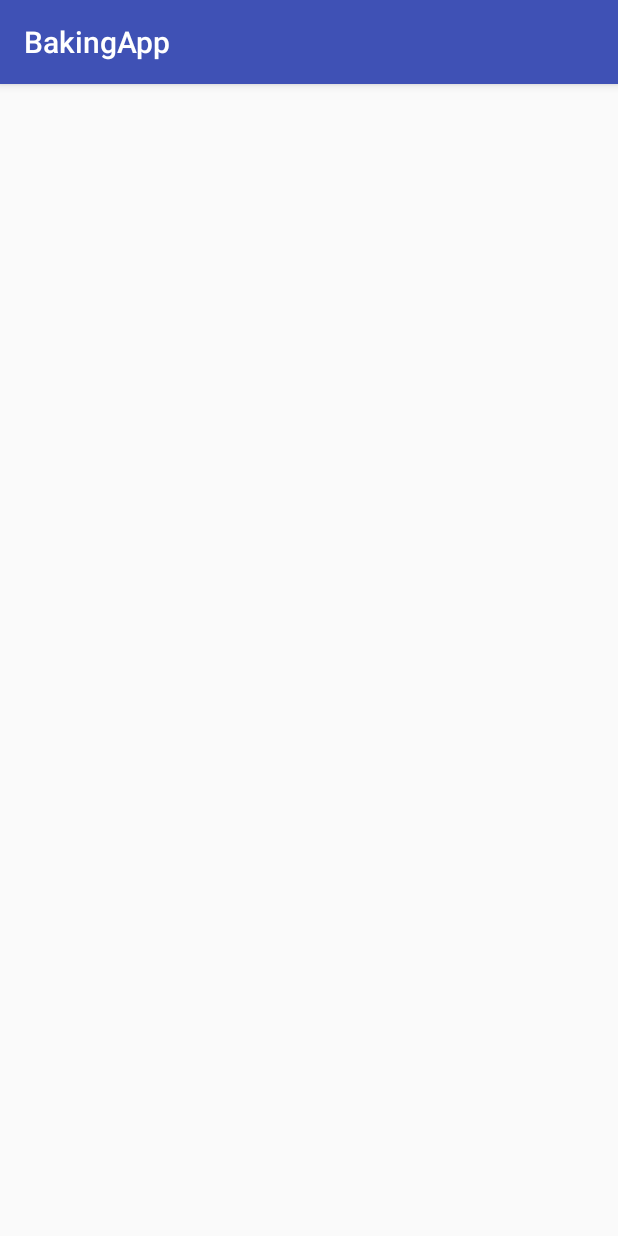
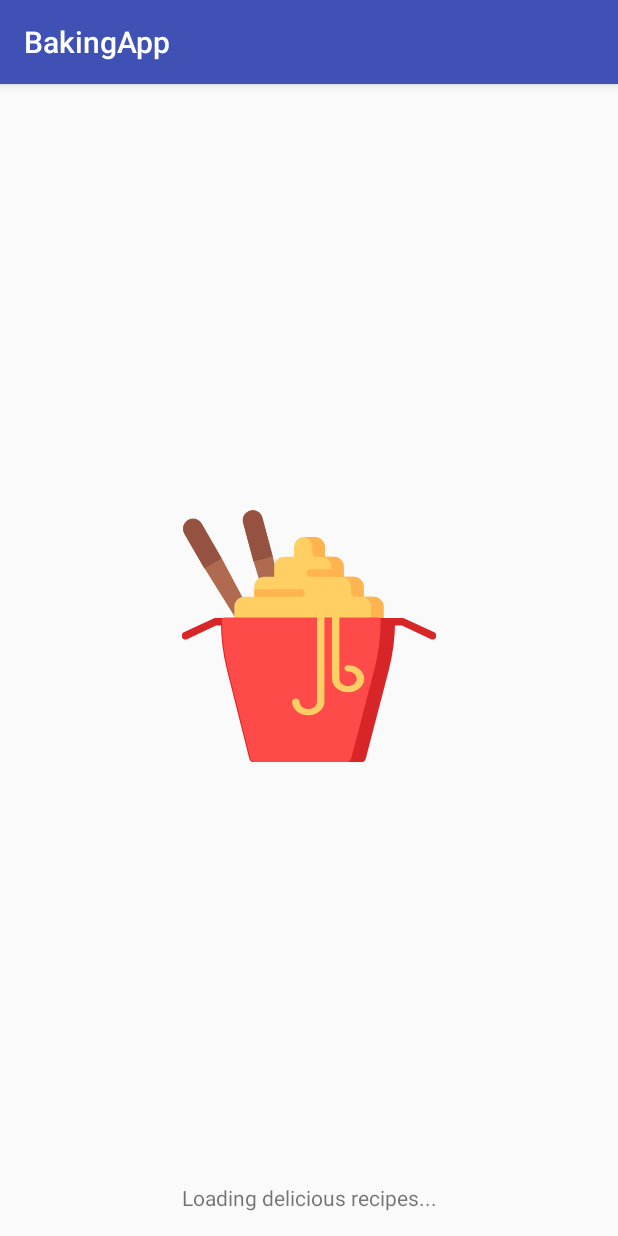
Before and after one commit to kundank191/RecipieApp, an Android app: the screen it shows after launch (MainActivity), on a phone screen of 412 x 824 dp. Run offline under Robolectric (Android 15) with nearby library versions, the phone set to English and light mode, and no system bars; our stand-ins replace ButterKnife; libraries missing offline, so code that uses them is left out: com.androidnetworking, com.androidnetworking.common, com.androidnetworking.error, com.androidnetworking.interfaces; 1 statement that could not run was skipped.

Commit message:
feat : implement empty state

```diff
--- a/app/src/main/java/com/example/kunda/bakingapp/ui/list/MainActivity.java
+++ b/app/src/main/java/com/example/kunda/bakingapp/ui/list/MainActivity.java
@@ -1,16 +1,21 @@
 package com.example.kunda.bakingapp.ui.list;
 
-import android.content.Intent;
+import android.arch.lifecycle.ViewModelProviders;
+import android.content.Context;
+import android.net.ConnectivityManager;
 import android.os.Bundle;
+import android.support.constraint.Group;
 import android.support.v7.app.AppCompatActivity;
 import android.support.v7.widget.LinearLayoutManager;
 import android.support.v7.widget.RecyclerView;
 import android.util.Log;
 import android.view.View;
+import android.widget.TextView;
 
 import com.example.kunda.bakingapp.R;
 import com.example.kunda.bakingapp.data.RecipeResponse;
-import com.example.kunda.bakingapp.ui.details.StepListActivity;
+import com.example.kunda.bakingapp.ui.RecipeViewModel;
+import com.example.kunda.bakingapp.ui.ViewModelFactory;
 import com.example.kunda.bakingapp.utils.JSONUtils;
 import com.example.kunda.bakingapp.utils.NetworkUtils;
 
@@ -21,11 +26,19 @@ import java.util.List;
 import butterknife.BindView;
 import butterknife.ButterKnife;
 
-public class MainActivity extends AppCompatActivity implements OnDataReceivedListener{
+public class MainActivity extends AppCompatActivity implements OnDataReceivedListener {
 
+    @BindView(R.id.no_internet_view)
+    TextView mNoInternetView;
+    @BindView(R.id.error_view)
+    TextView mErrorView;
     @BindView(R.id.recipeList_rv)
     RecyclerView mRecyclerView;
+    @BindView(R.id.progress_view)
+    Group mProgressView;
     RecipeAdapter mAdapter;
+    private RecipeViewModel mViewModel;
+    private ViewModelFactory mFactory;
 
     @Override
     protected void onCreate(Bundle savedInstanceState) {
@@ -33,36 +46,108 @@ public class MainActivity extends AppCompatActivity implements OnDataReceivedLis
         setContentView(R.layout.activity_main);
 
         ButterKnife.bind(this);
-        requestData();
+
+        //Setting up viewModelFactory and recipeViewModel
+        mFactory = new ViewModelFactory();
+        mViewModel = ViewModelProviders.of(this, mFactory).get(RecipeViewModel.class);
+
+        if (mViewModel.getRecipeList() != null) {
+            populateUI(mViewModel.getRecipeList());
+        } else {
+            requestData();
+        }
     }
 
     /**
-     * Makes a call to the getRecipeData function which make a network call to get new data
+     * Makes a network call and gets data from internet
      */
-    private void requestData(){
-        NetworkUtils.getRecipeData(this);
+    private void requestData() {
+        if (isNetworkConnected()) {
+            showLoadingScreen();
+            NetworkUtils.getRecipeData(this);
+        } else {
+            //Complete it
+            showNoInternetUI();
+        }
     }
 
-    private void populateUI(List<RecipeResponse> recipeResponseList){
-        mAdapter = new RecipeAdapter(this,recipeResponseList);
+    private void populateUI(List<RecipeResponse> recipeResponseList) {
+
+        mProgressView.setVisibility(View.GONE);
+        mErrorView.setVisibility(View.GONE);
+        mNoInternetView.setVisibility(View.GONE);
+        mRecyclerView.setVisibility(View.VISIBLE);
+
+        mAdapter = new RecipeAdapter(this, recipeResponseList);
         mRecyclerView.setLayoutManager(new LinearLayoutManager(this));
+        mRecyclerView.setVerticalFadingEdgeEnabled(true);
         mRecyclerView.setAdapter(mAdapter);
     }
 
-    public void clicked(View view){
-        startActivity(new Intent(this, StepListActivity.class));
-    }
 
+    /**
+     * This function gets the response from the internet converts it into a list of recipe
+     * then updates the viewModel and then the UI
+     *
+     * @param response from the internet
+     */
     @Override
     public void onResponse(JSONArray response) {
         List<RecipeResponse> listRecipe = JSONUtils.getRecipeListFromJSON(response);
-        Log.d("List Recipe",listRecipe.get(0).getName());
-
-        populateUI(listRecipe);
+        Log.d("List Recipe", listRecipe.get(0).getName());
+        mViewModel.setRecipeList(listRecipe);
+        populateUI(mViewModel.getRecipeList());
     }
 
+    /**
+     * If some error is thrown during network data request
+     *
+     * @param error which was thrown
+     */
     @Override
     public void onError(String error) {
-        Log.d("Error",error);
+        Log.d("Error", error);
+        showErrorUI();
+    }
+
+    /**
+     * It checks if the device is connected to the internet or not
+     *
+     * @return a boolean value indicating the state of network
+     */
+    private boolean isNetworkConnected() {
+        ConnectivityManager cm = (ConnectivityManager) getSystemService(Context.CONNECTIVITY_SERVICE);
+        assert cm != null;
+        return cm.getActiveNetworkInfo() != null;
+    }
+
+    /**
+     * If an error occurs then an error layout will be shown
+     */
+    private void showErrorUI() {
+        mRecyclerView.setVisibility(View.GONE);
+        mProgressView.setVisibility(View.GONE);
+        mErrorView.setVisibility(View.VISIBLE);
+        mNoInternetView.setVisibility(View.GONE);
+    }
+
+    /**
+     * When data is being loaded then a loading layout will be shown
+     */
+    private void showLoadingScreen() {
+        mRecyclerView.setVisibility(View.GONE);
+        mProgressView.setVisibility(View.VISIBLE);
+        mErrorView.setVisibility(View.GONE);
+        mNoInternetView.setVisibility(View.GONE);
+    }
+
+    /**
+     * If there is no internet connection then a No internet layout will be shown
+     */
+    private void showNoInternetUI() {
+        mRecyclerView.setVisibility(View.GONE);
+        mProgressView.setVisibility(View.GONE);
+        mErrorView.setVisibility(View.GONE);
+        mNoInternetView.setVisibility(View.VISIBLE);
     }
 }
--- a/app/src/main/res/layout/activity_main.xml
+++ b/app/src/main/res/layout/activity_main.xml
@@ -15,4 +15,67 @@
         app:layout_constraintRight_toRightOf="parent"
         app:layout_constraintTop_toTopOf="parent" />
 
+    <!-- This layout will be visible when there is error getting data -->
+    <TextView
+        android:id="@+id/error_view"
+        android:layout_width="wrap_content"
+        android:layout_height="wrap_content"
+        android:layout_gravity="center"
+        android:layout_marginTop="8dp"
+        android:drawableTop="@drawable/ic_error_black_24dp"
+        android:text="Error Retieving data"
+        app:layout_constraintBottom_toBottomOf="parent"
+        app:layout_constraintEnd_toEndOf="parent"
+        app:layout_constraintStart_toStartOf="parent"
+        app:layout_constraintTop_toTopOf="parent" />
+
+    <!-- This layout will be visible when there is no internet connection -->
+    <TextView
+        android:id="@+id/no_internet_view"
+        android:layout_width="wrap_content"
+        android:layout_height="wrap_content"
+        android:layout_gravity="center"
+        android:layout_marginBottom="8dp"
+        android:layout_marginEnd="8dp"
+        android:layout_marginStart="8dp"
+        android:layout_marginTop="8dp"
+        android:drawableTop="@drawable/no_wifi"
+        android:text="No internet connection"
+        app:layout_constraintBottom_toBottomOf="parent"
+        app:layout_constraintEnd_toEndOf="parent"
+        app:layout_constraintStart_toStartOf="parent"
+        app:layout_constraintTop_toTopOf="parent" />
+
+    <android.support.constraint.Group
+        android:id="@+id/progress_view"
+        android:layout_width="wrap_content"
+        android:layout_height="wrap_content"
+        app:constraint_referenced_ids="lottie_view,loading_tv" />
+
+    <com.airbnb.lottie.LottieAnimationView
+        android:id="@+id/lottie_view"
+        android:layout_width="wrap_content"
+        android:layout_height="wrap_content"
+        android:layout_gravity="center"
+        app:layout_constraintBottom_toTopOf="@id/loading_tv"
+        app:layout_constraintEnd_toEndOf="parent"
+        app:layout_constraintStart_toStartOf="parent"
+        app:layout_constraintTop_toTopOf="parent"
+        app:lottie_autoPlay="true"
+        app:lottie_rawRes="@raw/noodles" />
+
+    <TextView
+        android:id="@+id/loading_tv"
+        android:layout_width="wrap_content"
+        android:layout_height="wrap_content"
+        android:layout_gravity="center"
+        android:layout_marginBottom="16dp"
+        android:layout_marginEnd="8dp"
+        android:layout_marginStart="8dp"
+        android:text="Loading delicious recipes..."
+        app:layout_constraintBottom_toBottomOf="parent"
+        app:layout_constraintEnd_toEndOf="parent"
+        app:layout_constraintStart_toStartOf="parent" />
+
+
 </android.support.constraint.ConstraintLayout>
```
Also changed, not shown: app/src/main/res/raw/noodles.json (added, +1 -0 lines).
